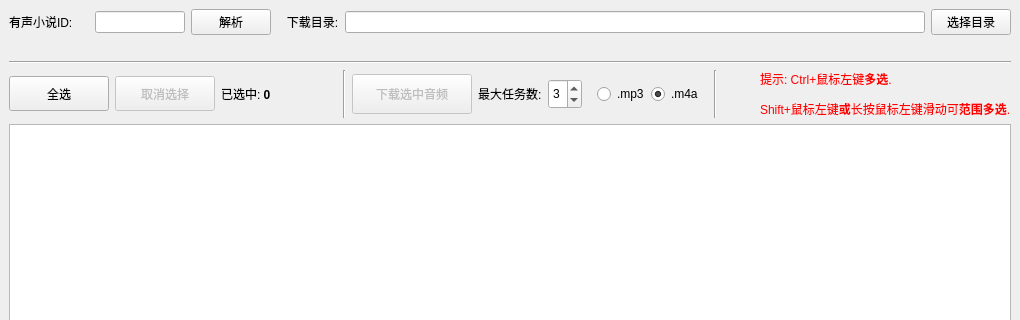
Old version of the form ui/mainwindow.ui in the repository jing332/xmly-downloader-qt5; both pictures show x 0 to 1020 and y 0 to 320 of the 1020 by 700 pixel window.
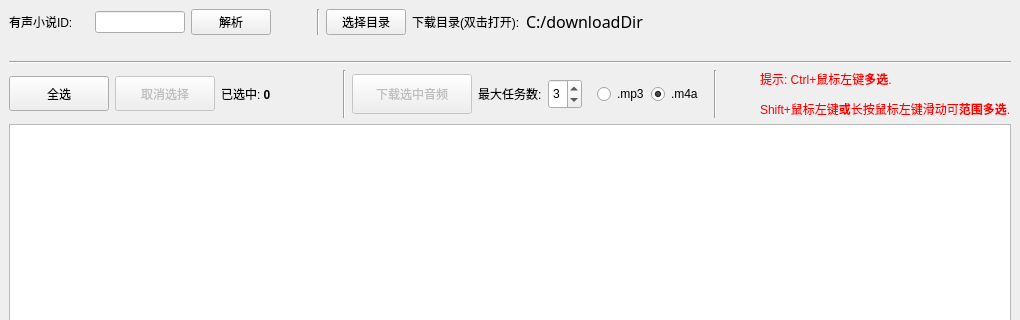
New version of the form.

```diff
--- a/ui/mainwindow.ui
+++ b/ui/mainwindow.ui
@@ -74,32 +74,82 @@
        </widget>
       </item>
       <item>
-       <widget class="QLabel" name="downloadDirLabel">
-        <property name="text">
-         <string>   下载目录:</string>
+       <spacer name="horizontalSpacer_2">
+        <property name="orientation">
+         <enum>Qt::Horizontal</enum>
         </property>
-       </widget>
+        <property name="sizeType">
+         <enum>QSizePolicy::Minimum</enum>
+        </property>
+        <property name="sizeHint" stdset="0">
+         <size>
+          <width>40</width>
+          <height>20</height>
+         </size>
+        </property>
+       </spacer>
       </item>
       <item>
-       <widget class="QLineEdit" name="downloadDirLineEdit">
-        <property name="dragEnabled">
-         <bool>true</bool>
-        </property>
-        <property name="readOnly">
-         <bool>false</bool>
-        </property>
-        <property name="cursorMoveStyle">
-         <enum>Qt::VisualMoveStyle</enum>
+       <widget class="Line" name="line_4">
+        <property name="orientation">
+         <enum>Qt::Vertical</enum>
         </property>
        </widget>
       </item>
       <item>
        <widget class="QPushButton" name="selectDirBtn">
+        <property name="enabled">
+         <bool>true</bool>
+        </property>
         <property name="text">
          <string>选择目录</string>
         </property>
        </widget>
       </item>
+      <item>
+       <widget class="QLabel" name="label_3">
+        <property name="text">
+         <string>下载目录(双击打开):</string>
+        </property>
+       </widget>
+      </item>
+      <item>
+       <widget class="QLabel" name="downloadDirLabel">
+        <property name="sizePolicy">
+         <sizepolicy hsizetype="Expanding" vsizetype="Fixed">
+          <horstretch>0</horstretch>
+          <verstretch>0</verstretch>
+         </sizepolicy>
+        </property>
+        <property name="font">
+         <font>
+          <family>Microsoft YaHei</family>
+          <pointsize>12</pointsize>
+          <weight>50</weight>
+          <italic>false</italic>
+          <bold>false</bold>
+          <underline>false</underline>
+          <strikeout>false</strikeout>
+          <kerning>true</kerning>
+         </font>
+        </property>
+        <property name="cursor">
+         <cursorShape>ArrowCursor</cursorShape>
+        </property>
+        <property name="styleSheet">
+         <string notr="true"/>
+        </property>
+        <property name="text">
+         <string>C:/downloadDir</string>
+        </property>
+        <property name="openExternalLinks">
+         <bool>false</bool>
+        </property>
+        <property name="textInteractionFlags">
+         <set>Qt::LinksAccessibleByMouse</set>
+        </property>
+       </widget>
+      </item>
      </layout>
     </item>
     <item>
```
